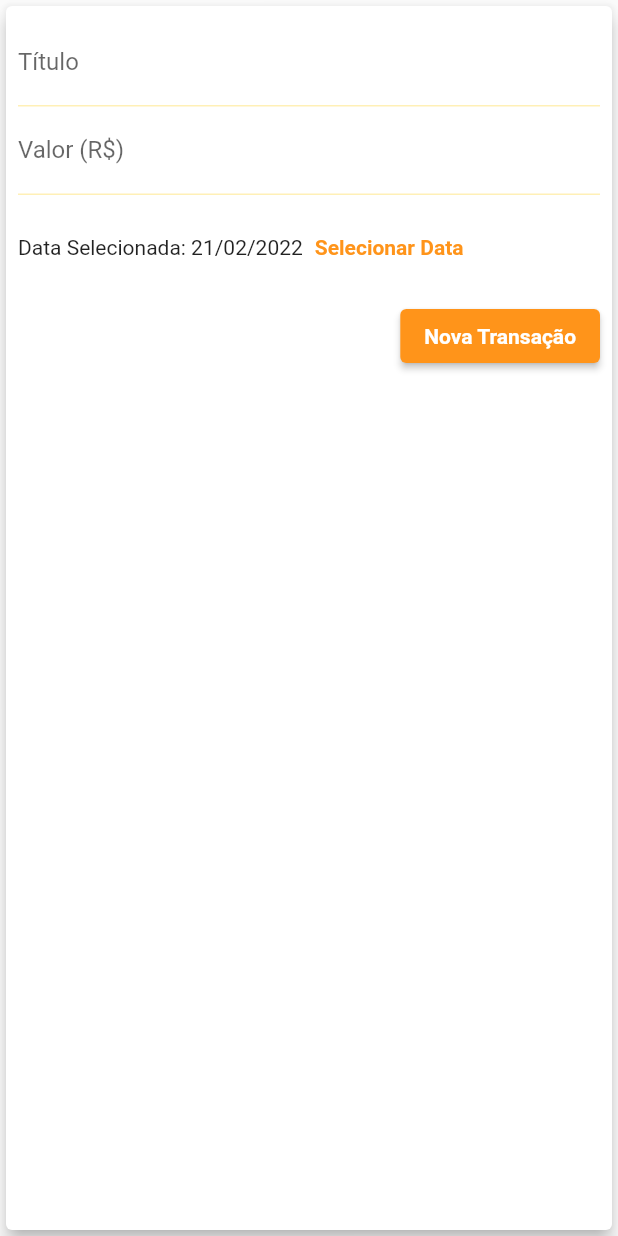
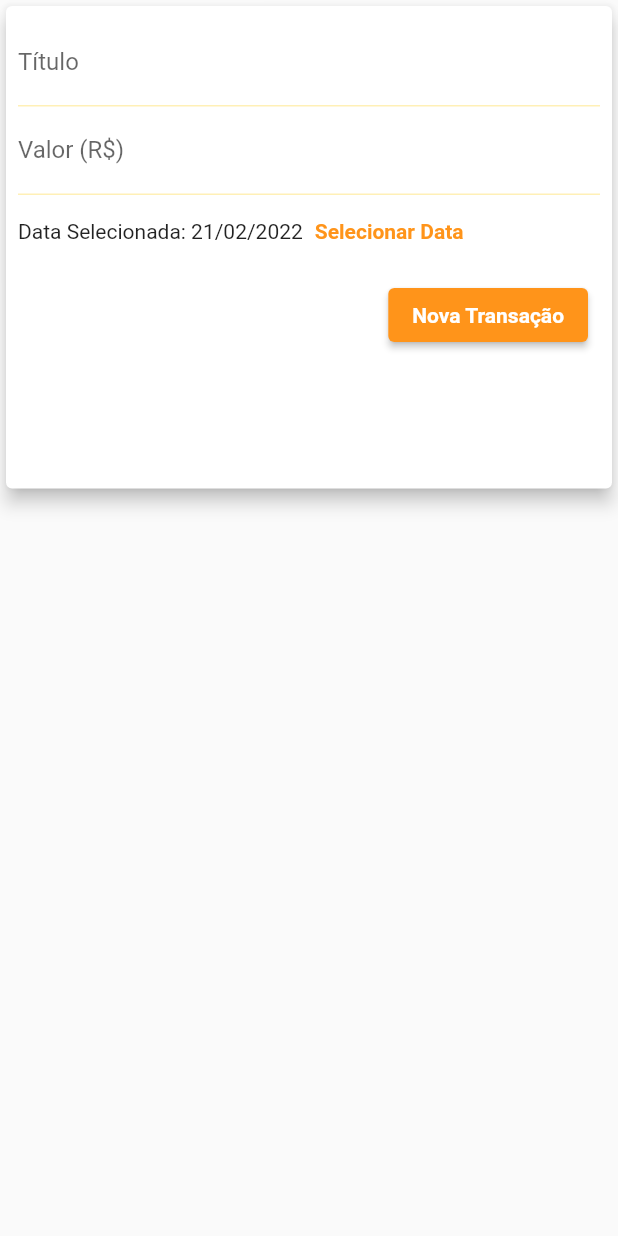
Before and after one commit to ArthurSilvaN/Expenses-App-Flutter, a Flutter app: the TransactionForm widget shown alone on an empty page, opened directly, on a phone screen of 412 x 824 dp. Run offline on Flutter 3.47's test engine with Material 2 defaults, Android fonts, the phone set to English and light mode, and no system bars; our stand-ins replace syncfusion_flutter_charts; Roboto replaces fonts that are missing (Quicksand).

Commit message:
transaction form adjusts

```diff
--- a/lib/features/home/widgets/transaction_form.dart
+++ b/lib/features/home/widgets/transaction_form.dart
@@ -1,6 +1,7 @@
 import 'package:flutter/material.dart';
 import 'package:flutter/widgets.dart';
 import 'package:intl/intl.dart';
+import 'package:provider/provider.dart';
 
 import '../../../core/usecases/transacion_usecase.dart';
 
@@ -13,7 +14,8 @@ class TransactionForm extends StatefulWidget {
 
 class _TransactionFormState extends State<TransactionForm> {
   final _titleController = TextEditingController();
-  final _transactionController = TransactionUsecase();
+  late final _transactionController =
+      Provider.of<TransactionUsecase>(context, listen: false);
   final _valueController = TextEditingController();
   late DateTime _selectedDate = DateTime.now();
 
@@ -48,7 +50,9 @@ class _TransactionFormState extends State<TransactionForm> {
 
   @override
   Widget build(BuildContext context) {
-    return Card(
+    return SizedBox(
+      height: MediaQuery.of(context).size.height * 0.4,
+      child: Card(
         elevation: 5,
         child: Container(
           padding: const EdgeInsets.all(8.0),
@@ -71,7 +75,6 @@ class _TransactionFormState extends State<TransactionForm> {
                 ),
               ),
               SizedBox(
-              height: 70,
                 child: Row(
                   children: <Widget>[
                     Text(
@@ -91,7 +94,9 @@ class _TransactionFormState extends State<TransactionForm> {
                   ],
                 ),
               ),
-            Row(
+              Padding(
+                padding: const EdgeInsets.all(8.0),
+                child: Row(
                   mainAxisAlignment: MainAxisAlignment.end,
                   children: <Widget>[
                     ElevatedButton(
@@ -105,7 +110,9 @@ class _TransactionFormState extends State<TransactionForm> {
                     )
                   ],
                 ),
+              ),
             ],
+          ),
         ),
       ),
     );
```
Lines whose indentation alone changed are shown as unchanged.
